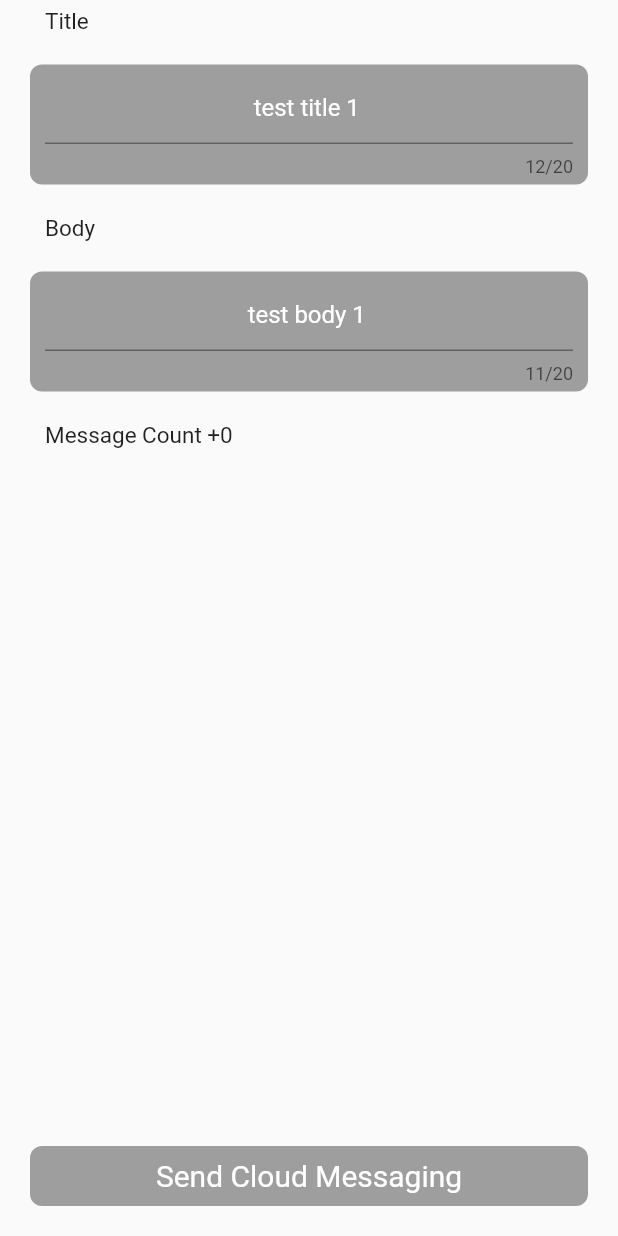
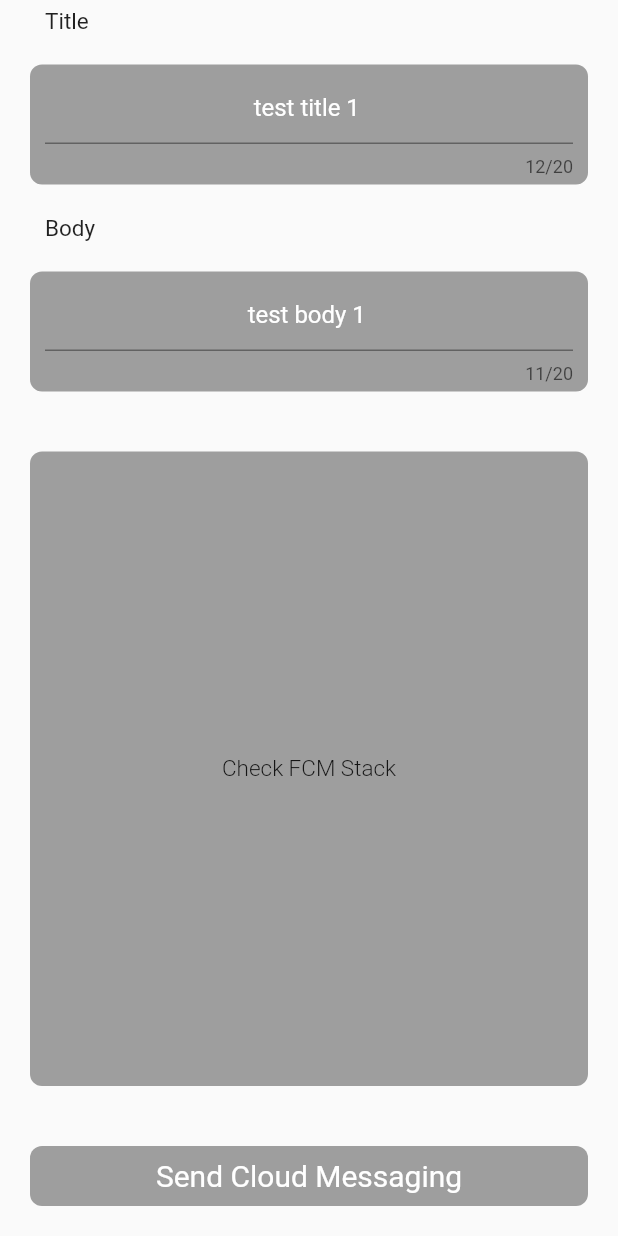
Before and after one commit to work-ethanhuh/template_flutter, a Flutter app: the Exam3 screen opened directly, after a tap on "Send Cloud Messaging", on a phone screen of 412 x 824 dp. Run offline on Flutter 3.47's test engine with Material 2 defaults, Android fonts, the phone set to English and light mode, and no system bars; our stand-ins replace dio, firebase_auth, firebase_core, firebase_messaging, flutter_local_notifications, fluttertoast and 5 more; accounts and stored records are empty; generated files the repository leaves out were written again; network calls fail.

Commit message:
- Complete FCM sending exam(IOS/AOS)

```diff
--- a/lib/api/basic_client.dart
+++ b/lib/api/basic_client.dart
@@ -78,7 +78,6 @@ abstract class BasicClient {
 
   static void onRequestFCMInterceptor(
       RequestOptions options, RequestInterceptorHandler handler) async {
-    String? fcmKey = UTH().getString(SPKey.FCM_KEY);
     options.headers['Authorization'] = 'key=${FIXEDKEY.CLOUD_MESSAGING}';
     print('Request API----------------------------------------------Begin!!!');
     print('path         : ${options.baseUrl}${options.path}');
--- a/lib/api/fcm_client.dart
+++ b/lib/api/fcm_client.dart
@@ -10,8 +10,5 @@ abstract class FCMClient {
   factory FCMClient(Dio FCM, {String baseUrl}) = _FCMClient;
 
   @POST('/fcm/send')
-  Future<dynamic> sendPushMessageAOS(@Body() FCMSendREQU_AOS body);
-
-  @POST('/fcm/send')
-  Future<dynamic> sendPushMessageIOS(@Body() FCMSendREQU_IOS body);
+  Future<dynamic> sendPushMessage(@Body() FCMSendREQU body);
 }
--- a/lib/dashboard/exam3.dart
+++ b/lib/dashboard/exam3.dart
@@ -67,7 +67,7 @@ class Exam3State extends State<Exam3> {
                   padding: const EdgeInsets.only(left: 30),
                   child: UIH().cTex.text('Title', 15),
                 ),
-                UIH().cBox.rounded(
+                UIH().cBox.rounded_H(
                     Padding(
                       padding: const EdgeInsets.only(left: 10, right: 10),
                       child: TextField(
@@ -89,7 +89,7 @@ class Exam3State extends State<Exam3> {
                   padding: const EdgeInsets.only(left: 30),
                   child: UIH().cTex.text('Body', 15),
                 ),
-                UIH().cBox.rounded(
+                UIH().cBox.rounded_H(
                     Padding(
                       padding: const EdgeInsets.only(left: 10, right: 10),
                       child: TextField(
@@ -106,18 +106,23 @@ class Exam3State extends State<Exam3> {
                     ),
                     MediaQuery.of(context).size.width,
                     80),
-                Container(
-                  alignment: Alignment.centerLeft,
-                  padding: const EdgeInsets.only(left: 30),
-                  child: UIH().cTex.text(
-                      'Message Count +${context.read<CV>().list_FCM.length}',
-                      15),
-                ),
                 Expanded(
-                  child: UIH().cBox.box(
-                        ListView.builder(
+                  child: InkWell(
+                    onTap: () {
+                      if (context.read<CV>().list_FCM.length <= 0 ||
+                          context.read<CV>().list_FCM.length == null) {
+                        UIH().cDis.toast('Empty FCM List');
+                        return;
+                      }
+                      var dialogWidth = MediaQuery.of(context).size.width * 0.6;
+                      var dialogHeight =
+                          MediaQuery.of(context).size.height * 0.4;
+                      print('width : $dialogWidth');
+                      print('height : $dialogHeight');
+                      UIH().cDis.dialog(context, dialogWidth, dialogHeight,
+                          inBody: ListView.builder(
                             controller: scrollController,
-                            itemCount: context.watch<CV>().list_FCM.length,
+                            itemCount: context.read<CV>().list_FCM.length,
                             itemBuilder: ((context, index) {
                               return UIH().cBox.roundedPadding(
                                   Column(
@@ -129,55 +134,64 @@ class Exam3State extends State<Exam3> {
                                           '${context.read<CV>().list_FCM.elementAt(index).body}'),
                                     ],
                                   ),
-                                  MediaQuery.of(context).size.width,
+                                  dialogWidth - 50,
                                   80,
                                   5);
-                            })),
+                            }),
+                          ));
+                    },
+                    child: UIH().cBox.rounded(
+                          UIH().cTex.weightText(
+                              'Check FCM Stack', 15, FontWeight.w300),
+                          // ListView.builder(
+                          //     controller: scrollController,
+                          //     itemCount: context.watch<CV>().list_FCM.length,
+                          //     itemBuilder: ((context, index) {
+                          //       return UIH().cBox.roundedPadding(
+                          //           Column(
+                          //             mainAxisAlignment: MainAxisAlignment.center,
+                          //             children: [
+                          //               Text(
+                          //                   '${context.read<CV>().list_FCM.elementAt(index).title}'),
+                          //               Text(
+                          //                   '${context.read<CV>().list_FCM.elementAt(index).body}'),
+                          //             ],
+                          //           ),
+                          //           MediaQuery.of(context).size.width,
+                          //           80,
+                          //           5);
+                          //     })),
                           MediaQuery.of(context).size.width,
+                        ),
                   ),
                 ),
                 InkWell(
                   onTap: () {
-                    // final request = FCMClient(BasicClient.FCM);
-                    // FCMSendREQU_message_notification sendREQU_message_notification =
-                    //     FCMSendREQU_message_notification(
-                    //         title: 'test title', body: 'test body');
-                    // FCMSendREQU_message sendREQU_message = FCMSendREQU_message(
-                    //     notification: sendREQU_message_notification,
-                    //     to: context.read<CV>().FCM_Token,
-                    //     time_to_live: 0,
-                    //     delay_while_idle: true);
-                    // FCMSendREQU_AOS sendREQU_AOS =
-                    //     FCMSendREQU_AOS(message: sendREQU_message);
+                    // var encode = jsonEncode(<String, dynamic>{
+                    //   'to': context.read<CV>().FCM_Token,
+                    //   'notification': <String, dynamic>{
+                    //     'title': textEditingController_title.text,
+                    //     'body': textEditingController_body.text,
+                    //     "content_available": true,
+                    //     "mutable_content": true,
+                    //   },
+                    // });
+                    // var url = DefinedAPI.FCM + '/fcm/send';
+                    // print(url);
+                    // print(FIXEDKEY.CLOUD_MESSAGING);
+                    // print('encode : $encode');
 
-                    var encode = jsonEncode(<String, dynamic>{
-                      'to': context.read<CV>().FCM_Token,
-                      'notification': <String, dynamic>{
-                        'title': textEditingController_title.text,
-                        'body': textEditingController_body.text,
-                        "content_available": true,
-                        "mutable_content": true,
-                      },
-                    });
-                    var url = DefinedAPI.FCM + '/fcm/send';
-                    print(url);
-                    print(FIXEDKEY.CLOUD_MESSAGING);
-                    print('encode : $encode');
-                    Timer(Duration(seconds: 5), () async {
-                      try {
-                        http.Response response = await http.post(
-                          Uri.parse(url),
-                          headers: <String, String>{
-                            'Content-Type': 'application/json',
-                            'Authorization': 'key=${FIXEDKEY.CLOUD_MESSAGING}',
-                          },
-                          body: encode,
-                        );
+                    final request = FCMClient(BasicClient.FCM);
+                    FCMSendREQU_notification sendREQU_notification =
+                        FCMSendREQU_notification(
+                            title: textEditingController_title.text,
+                            body: textEditingController_body.text);
+                    FCMSendREQU sendREQU = FCMSendREQU(
+                        to: context.read<CV>().FCM_Token,
+                        notification: sendREQU_notification);
+                    request.sendPushMessage(sendREQU).then((v) {
+                      print('success');
 
-                        int statusCode = response.statusCode;
-                        if (statusCode == 200) {
-                          print('success');
-                          print(response.body);
                       messageCount++;
                       setState(() {
                         textEditingController_title.text =
@@ -185,20 +199,9 @@ class Exam3State extends State<Exam3> {
                         textEditingController_body.text =
                             'test body $messageCount';
                       });
-                        } else {
-                          print('fail');
-                          print(response.statusCode);
-                        }
-                      } catch (e) {
-                        print('error : $e');
-                      }
                     });
-
-                    // request.sendPushMessageAOS(sendREQU_AOS).then((value) {
-                    //   print(value.toString());
-                    // });
                   },
-                  child: UIH().cBox.rounded(
+                  child: UIH().cBox.rounded_H(
                       UIH()
                           .cTex
                           .colorText('Send Cloud Messaging', 20, Colors.white),
--- a/lib/data_package/request/fcm_send_requ.dart
+++ b/lib/data_package/request/fcm_send_requ.dart
@@ -3,106 +3,32 @@ import 'package:json_annotation/json_annotation.dart';
 part 'fcm_send_requ.g.dart';
 
 @JsonSerializable()
-class FCMSendREQU_apns_payload_aps {
-  int? mutable_content;
-  int? content_available;
+class FCMSendREQU_notification {
+  String? body;
+  String? title;
+  bool? content_available;
+  bool? mutable_content;
 
-  FCMSendREQU_apns_payload_aps({
-    required this.mutable_content,
-    required this.content_available,
+  FCMSendREQU_notification({
+    required this.title,
+    required this.body,
+    this.content_available = true,
+    this.mutable_content = true,
   });
 
-  factory FCMSendREQU_apns_payload_aps.fromJson(Map<String, dynamic> json) =>
-      _$FCMSendREQU_apns_payload_apsFromJson(json);
-  Map<String, dynamic> toJson() => _$FCMSendREQU_apns_payload_apsToJson(this);
+  factory FCMSendREQU_notification.fromJson(Map<String, dynamic> json) =>
+      _$FCMSendREQU_notificationFromJson(json);
+  Map<String, dynamic> toJson() => _$FCMSendREQU_notificationToJson(this);
 }
 
 @JsonSerializable()
-class FCMSendREQU_apns_payload {
-  FCMSendREQU_apns_payload_aps aps;
+class FCMSendREQU {
+  String? to;
+  FCMSendREQU_notification notification;
 
-  FCMSendREQU_apns_payload({
-    required this.aps,
-  });
+  FCMSendREQU({required this.to, required this.notification});
 
-  factory FCMSendREQU_apns_payload.fromJson(Map<String, dynamic> json) =>
-      _$FCMSendREQU_apns_payloadFromJson(json);
-  Map<String, dynamic> toJson() => _$FCMSendREQU_apns_payloadToJson(this);
+  factory FCMSendREQU.fromJson(Map<String, dynamic> json) =>
+      _$FCMSendREQUFromJson(json);
+  Map<String, dynamic> toJson() => _$FCMSendREQUToJson(this);
 }
-
-@JsonSerializable()
-class FCMSendREQU_apns {
-  FCMSendREQU_apns_payload payload;
-
-  FCMSendREQU_apns({
-    required this.payload,
-  });
-
-  factory FCMSendREQU_apns.fromJson(Map<String, dynamic> json) =>
-      _$FCMSendREQU_apnsFromJson(json);
-  Map<String, dynamic> toJson() => _$FCMSendREQU_apnsToJson(this);
-}
-
-@JsonSerializable()
-class FCMSendREQU_message_notification {
-  String? body;
-  String? title;
-
-  FCMSendREQU_message_notification({
-    required this.title,
-    required this.body,
-  });
-
-  factory FCMSendREQU_message_notification.fromJson(
-          Map<String, dynamic> json) =>
-      _$FCMSendREQU_message_notificationFromJson(json);
-  Map<String, dynamic> toJson() =>
-      _$FCMSendREQU_message_notificationToJson(this);
-}
-
-@JsonSerializable()
-class FCMSendREQU_message {
-  String? to;
-  int? time_to_live;
-  bool? delay_while_idle;
-  FCMSendREQU_message_notification notification;
-
-  FCMSendREQU_message({
-    required this.to,
-    required this.time_to_live,
-    required this.delay_while_idle,
-    required this.notification,
-  });
-
-  factory FCMSendREQU_message.fromJson(Map<String, dynamic> json) =>
-      _$FCMSendREQU_messageFromJson(json);
-  Map<String, dynamic> toJson() => _$FCMSendREQU_messageToJson(this);
-}
-
-@JsonSerializable()
-class FCMSendREQU_AOS {
-  FCMSendREQU_message message;
-
-  FCMSendREQU_AOS({
-    required this.message,
-  });
-
-  factory FCMSendREQU_AOS.fromJson(Map<String, dynamic> json) =>
-      _$FCMSendREQU_AOSFromJson(json);
-  Map<String, dynamic> toJson() => _$FCMSendREQU_AOSToJson(this);
-}
-
-@JsonSerializable()
-class FCMSendREQU_IOS {
-  FCMSendREQU_message message;
-  FCMSendREQU_apns apns;
-
-  FCMSendREQU_IOS({
-    required this.message,
-    required this.apns,
-  });
-
-  factory FCMSendREQU_IOS.fromJson(Map<String, dynamic> json) =>
-      _$FCMSendREQU_IOSFromJson(json);
-  Map<String, dynamic> toJson() => _$FCMSendREQU_IOSToJson(this);
-}
--- a/lib/login.dart
+++ b/lib/login.dart
@@ -74,7 +74,7 @@ class LoginState extends State<Login> {
                         }
                       });
                     },
-                    child: UIH().cBox.rounded(
+                    child: UIH().cBox.rounded_H(
                         UIH().cTex.text('Google', 10), currentWidth, 40),
                   ),
                 if (Platform.isIOS)
@@ -93,7 +93,7 @@ class LoginState extends State<Login> {
                         }
                       });
                     },
-                    child: UIH().cBox.rounded(
+                    child: UIH().cBox.rounded_H(
                         UIH().cTex.text('Apple', 10), currentWidth, 40),
                   ),
                 UIH().cDis.divider_H(30.0),
--- a/lib/splash.dart
+++ b/lib/splash.dart
@@ -1,4 +1,5 @@
 import 'dart:async';
+import 'dart:io';
 
 import 'package:firebase_core/firebase_core.dart';
 import 'package:firebase_messaging/firebase_messaging.dart';
@@ -33,7 +34,9 @@ Future<void> _firebaseMessagingBackgroundHandler(RemoteMessage message) async {
   print('Message body  : ${message.notification!.body}');
   ReceivedNotification rn = ReceivedNotification(
       title: message.notification!.title, body: message.notification!.body);
-  showFlutterNotification(message);
+  if (!Platform.isAndroid) {
+    showFlutterNotification(message);
+  }
 }
 
 void showFlutterNotification(RemoteMessage message) {
--- a/lib/util/ui_helper/custom_box.dart
+++ b/lib/util/ui_helper/custom_box.dart
@@ -21,7 +21,7 @@ class Custom_Box {
     );
   }
 
-  rounded(Widget inWidget, double inWidth, double inHeight) {
+  rounded_H(Widget inWidget, double inWidth, double inHeight) {
     return Container(
       padding: const EdgeInsets.all(20.0),
       child: Container(
@@ -33,6 +33,22 @@ class Custom_Box {
         ),
         width: inWidth,
         height: inHeight,
+        child: inWidget,
+      ),
+    );
+  }
+
+  rounded(Widget inWidget, double inWidth) {
+    return Container(
+      padding: const EdgeInsets.all(20.0),
+      child: Container(
+        // ignore: prefer_const_constructors
+        alignment: Alignment.center,
+        decoration: const BoxDecoration(
+          color: Colors.grey,
+          borderRadius: BorderRadius.all(Radius.circular(8.0)),
+        ),
+        width: inWidth,
         child: inWidget,
       ),
     );
```
Also changed, not shown: lib/dashboard/exam1.dart (+14 -11 lines), lib/dashboard/exam2.dart (+5 -5 lines), lib/util/ui_helper/custom_display.dart (+38 -2 lines), lib/api/fcm_client.g.dart, lib/data_package/request/fcm_send_requ.g.dart. Lines whose indentation alone changed are shown as unchanged.
